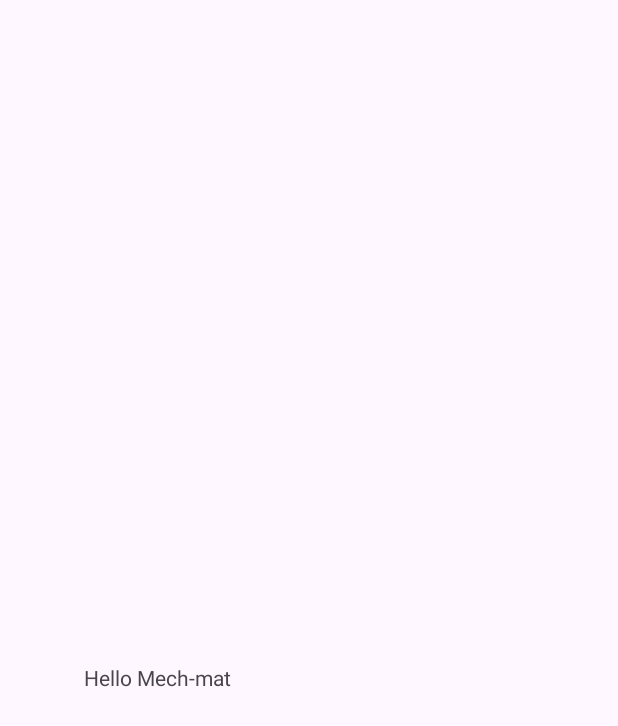
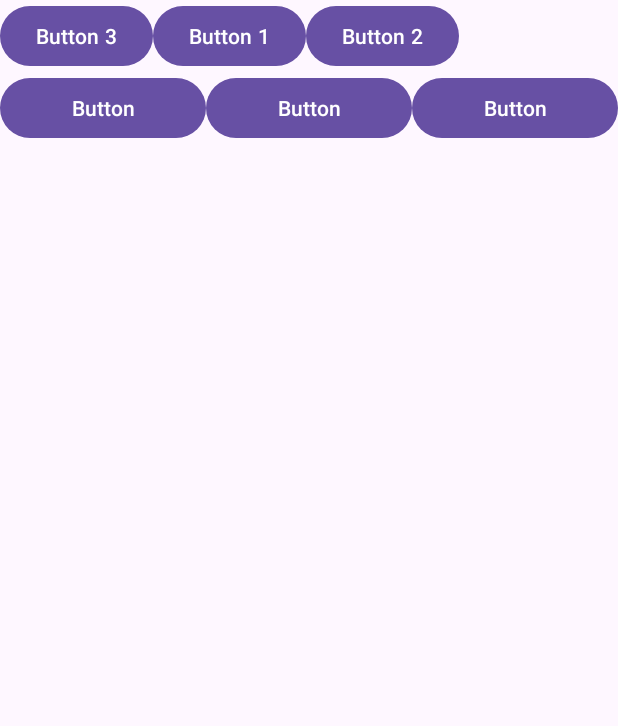
Before and after one commit to krenevych/MyFirstApp, an Android app: the screen it shows after launch (MainActivity), on a phone screen of 412 x 824 dp. Before the commit the part shown is almost empty. Shown: the top 726 px of the screen. Run offline under Robolectric (Android 15) with nearby library versions, the phone set to English and light mode, and no system bars.

Commit message:
LinearLayout

```diff
--- a/app/src/main/res/layout/activity_main.xml
+++ b/app/src/main/res/layout/activity_main.xml
@@ -1,20 +1,64 @@
 <?xml version="1.0" encoding="utf-8"?>
-<androidx.constraintlayout.widget.ConstraintLayout
-    xmlns:android="http://schemas.android.com/apk/res/android"
+<LinearLayout xmlns:android="http://schemas.android.com/apk/res/android"
     xmlns:app="http://schemas.android.com/apk/res-auto"
     xmlns:tools="http://schemas.android.com/tools"
     android:layout_width="match_parent"
     android:layout_height="match_parent"
+    android:orientation="vertical"
     tools:context=".MainActivity">
 
-    <TextView
-        android:layout_width="300dp"
-        android:layout_height="40dp"
-        android:layout_marginTop="100dp"
-        android:text="@string/hello_mech_mat"
-        app:layout_constraintBottom_toBottomOf="parent"
-        app:layout_constraintEnd_toEndOf="parent"
-        app:layout_constraintStart_toStartOf="parent"
-        app:layout_constraintTop_toTopOf="parent" />
+    <LinearLayout
+        android:layout_width="match_parent"
+        android:layout_height="wrap_content"
+        android:orientation="horizontal">
 
-</androidx.constraintlayout.widget.ConstraintLayout>
+        <Button
+            android:id="@+id/button3"
+            android:layout_width="wrap_content"
+            android:layout_height="wrap_content"
+            android:text="Button 3" />
+
+        <Button
+            android:id="@+id/button"
+            android:layout_width="wrap_content"
+            android:layout_height="wrap_content"
+            android:text="Button 1" />
+
+
+        <Button
+            android:id="@+id/button2"
+            android:layout_width="wrap_content"
+            android:layout_height="wrap_content"
+            android:text="Button 2" />
+
+    </LinearLayout>
+
+    <LinearLayout
+        android:layout_width="match_parent"
+        android:layout_height="match_parent"
+        android:orientation="horizontal">
+
+        <Button
+            android:id="@+id/button4"
+            android:layout_width="wrap_content"
+            android:layout_height="wrap_content"
+            android:layout_weight="1"
+            android:text="Button" />
+
+        <Button
+            android:id="@+id/button5"
+            android:layout_width="wrap_content"
+            android:layout_height="wrap_content"
+            android:layout_weight="1"
+            android:text="Button" />
+
+        <Button
+            android:id="@+id/button6"
+            android:layout_width="wrap_content"
+            android:layout_height="wrap_content"
+            android:layout_weight="1"
+            android:text="Button" />
+    </LinearLayout>
+
+
+</LinearLayout>
```
